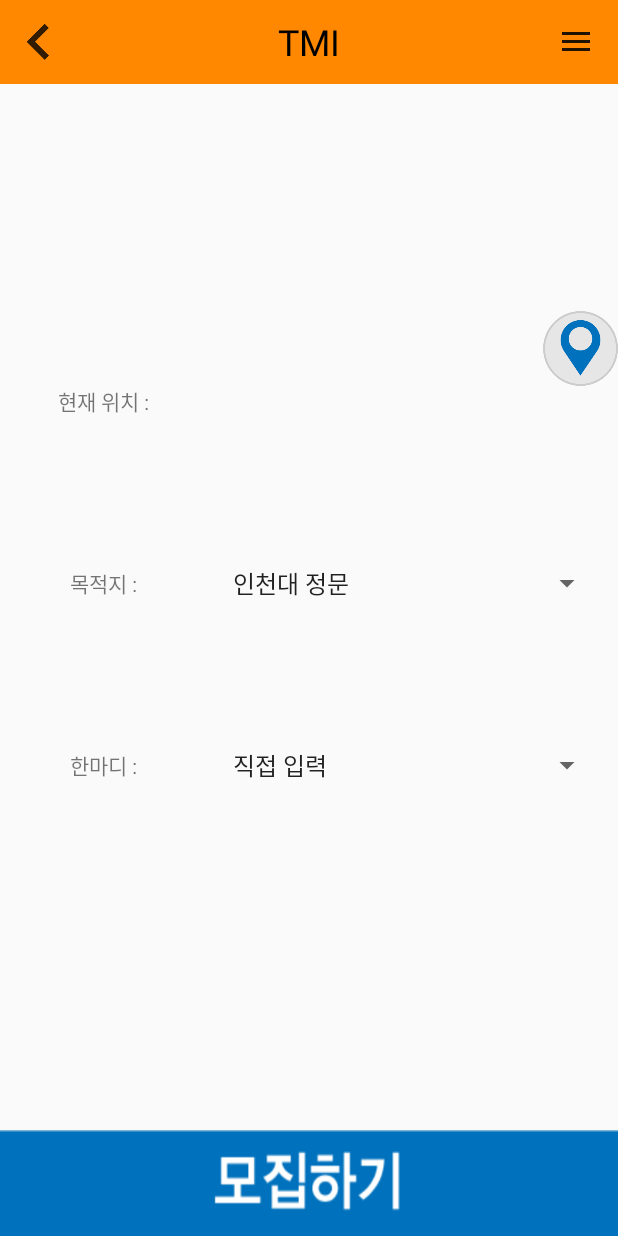
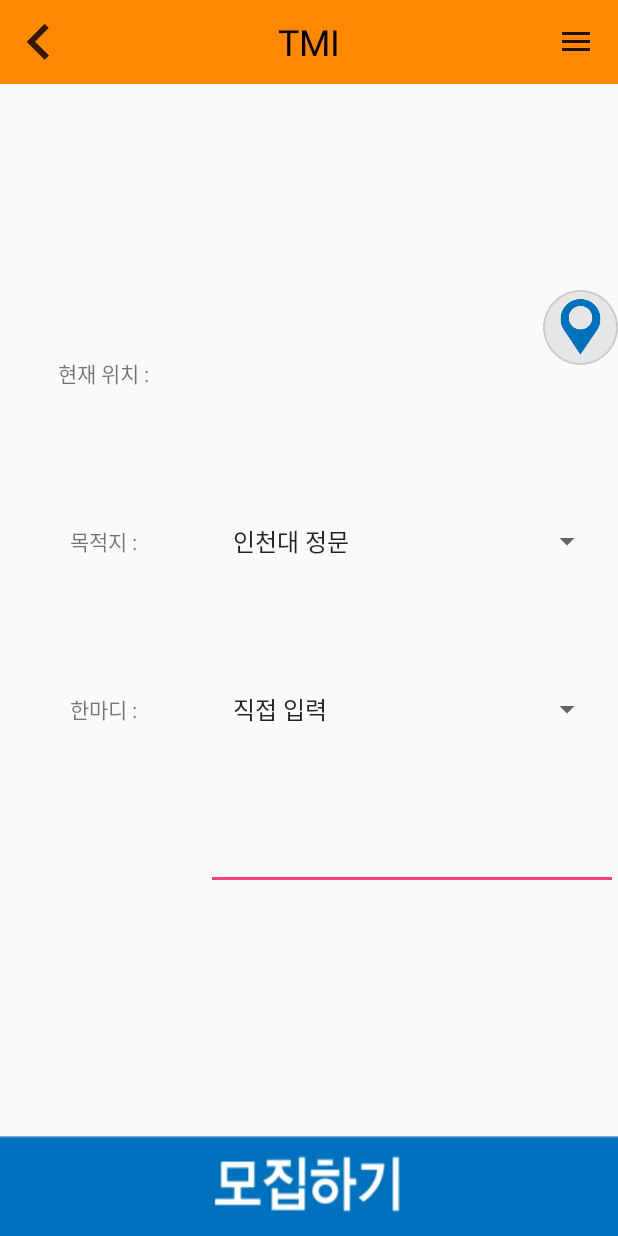
Before and after one commit to Onedelay/TMI, an Android app: the Host_WritingActivity screen opened directly, with no data from a screen before it, on a phone screen of 412 x 824 dp. Run offline under Robolectric (Android 15) with nearby library versions, the phone set to English and light mode, and no system bars.

Commit message:
탈사람 직접입력

```diff
--- a/app/src/main/java/com/inu/tmi/activity/host/Host_WritingActivity.java
+++ b/app/src/main/java/com/inu/tmi/activity/host/Host_WritingActivity.java
@@ -1,5 +1,6 @@
 package com.inu.tmi.activity.host;
 
+import android.annotation.SuppressLint;
 import android.content.Intent;
 import android.os.Bundle;
 import android.support.annotation.NonNull;
@@ -17,6 +18,7 @@ import android.view.View;
 import android.widget.AdapterView;
 import android.widget.ArrayAdapter;
 import android.widget.Button;
+import android.widget.EditText;
 import android.widget.ImageButton;
 import android.widget.Spinner;
 import android.widget.TextView;
@@ -45,6 +47,7 @@ public class Host_WritingActivity extends AppCompatActivity {
     private String lastlong;
     private String startname;
     private String lastname;
+    private String msg;
 
     private Toolbar toolbar;
     TextView toolbar_title;
@@ -54,12 +57,14 @@ public class Host_WritingActivity extends AppCompatActivity {
     TextView dstgps; //목적지
     Button WtoS;
     ImageButton BACKbtn;
+    EditText editText;
 
     Spinner spinner;
     Spinner commentspinner;
     ImageButton GPS;
     String DST = "";
 
+    @SuppressLint("WrongConstant")
     @Override
     protected void onCreate(@Nullable Bundle savedInstanceState) {
         super.onCreate(savedInstanceState);
@@ -72,6 +77,9 @@ public class Host_WritingActivity extends AppCompatActivity {
         getSupportActionBar().setTitle(null);
         toolbar_title = (TextView) findViewById(R.id.toolbar_title);
         toolbar_title.setText(R.string.app_name);  //TMI
+
+        editText = (EditText)findViewById(R.id.selfMsg);
+        editText.setVisibility(0);
 
         //세줄 버튼 눌렀을 때
         drawerLayout = (DrawerLayout) findViewById(R.id.drawer_layout);
@@ -168,9 +176,26 @@ public class Host_WritingActivity extends AppCompatActivity {
         splinner_adapter1.setDropDownViewResource(android.R.layout.simple_spinner_dropdown_item);
         commentspinner.setAdapter(splinner_adapter1);
         commentspinner.setOnItemSelectedListener(new AdapterView.OnItemSelectedListener() {
+            @SuppressLint("WrongConstant")
             @Override
             public void onItemSelected(AdapterView<?> adapterView, View view, int i, long l) {
-
+                if(commentspinner.getSelectedItem().toString().equals("지각입니다 ㅠ.ㅜ")){
+                    editText.setText("지각입니다 ㅠ.ㅜ");
+                    editText.setVisibility(View.INVISIBLE);
+                }
+                else if(commentspinner.getSelectedItem().toString().equals("저랑 같이 탑승하실래요?")){
+                    editText.setText("저랑 같이 탑승하실래요?");
+                    editText.setVisibility(View.INVISIBLE);
+                }
+                else if(commentspinner.getSelectedItem().toString().equals("자네도 혹시 지각인가?")){
+                    editText.setText("지각입니다 ㅠ.ㅜ저랑 같이 탑승하실래요?자네도 혹시 지각인가?");
+                    editText.setVisibility(View.INVISIBLE);
+                }
+                else if(commentspinner.getSelectedItem().toString().equals("직접 입력")){
+                    editText.setVisibility(View.VISIBLE);
+                    editText.setText("");
+                    //editText.setText("지각입니다 ㅠ.ㅜ저랑 같이 탑승하실래요?자네도 혹시 지각인가?");
+                }
             }
 
             @Override
@@ -206,7 +231,10 @@ public class Host_WritingActivity extends AppCompatActivity {
                     //TODO
 
                     String user_token = SharedPrefManager.preferencesLoadString(getApplicationContext(),"token");
-                    TMIServer.getInstance().createRoom(user_token,startlat,startlong,lastlat,lastlong,commentspinner.getSelectedItem().toString(),startname,spinner.getSelectedItem().toString(), new Callback<RoomBody>() {
+
+                    if(editText.getText().toString() != null)  msg = editText.getText().toString();
+                    else msg = commentspinner.getSelectedItem().toString();
+                    TMIServer.getInstance().createRoom(user_token,startlat,startlong,lastlat,lastlong,msg,startname,spinner.getSelectedItem().toString(), new Callback<RoomBody>() {
 
                         @Override
                         public void onResponse(Call<RoomBody> call, Response<RoomBody> response) {
--- a/app/src/main/res/layout/host_writing.xml
+++ b/app/src/main/res/layout/host_writing.xml
@@ -135,6 +135,31 @@
         <LinearLayout
             android:layout_width="match_parent"
             android:layout_height="60dp"
+            android:layout_weight="0.1"
+            android:orientation="horizontal">
+
+            <TextView
+                android:id="@+id/msg"
+                android:layout_width="match_parent"
+                android:layout_height="match_parent"
+                android:layout_weight="1"
+                android:gravity="center"
+                 />
+
+            <EditText
+                android:id="@+id/selfMsg"
+                android:layout_width="match_parent"
+                android:layout_height="match_parent"
+                android:layout_gravity="bottom"
+                android:layout_weight="0.5"
+                android:visibility="invisible" />
+
+        </LinearLayout>
+
+
+        <LinearLayout
+            android:layout_width="match_parent"
+            android:layout_height="60dp"
             android:layout_weight="2"
             android:orientation="horizontal" />
 
```
